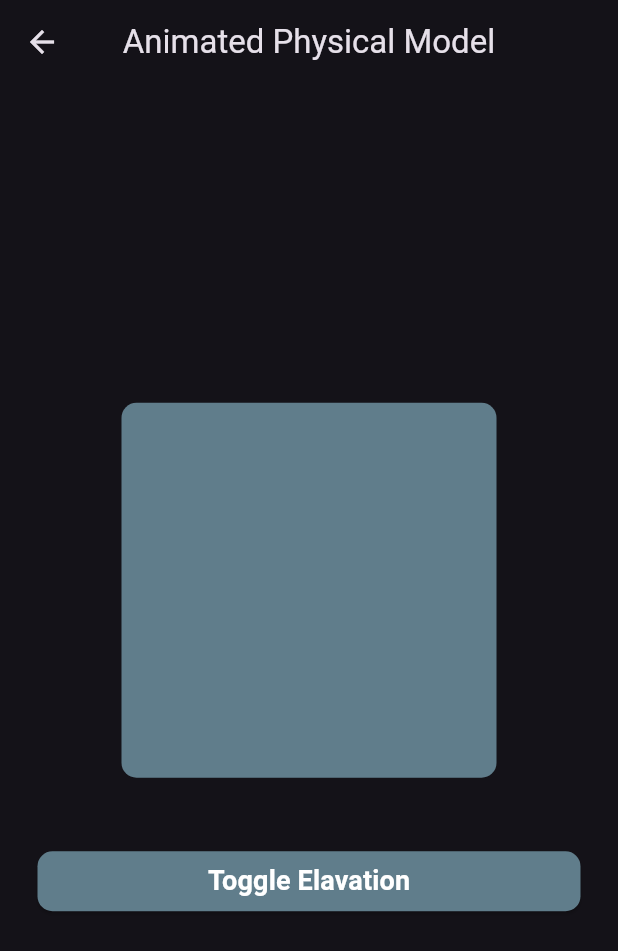
After one commit to PAIshanMadusha/flutter-animations, a Flutter app: the screen it shows after launch, after a tap on "Animated Physical Model", on a phone screen of 412 x 824 dp. The commit adds this screen. Shown: the top 951 px of the screen. Run offline on Flutter 3.47's test engine with Material 3 defaults, Android fonts, the phone set to English and light mode, and no system bars.

Commit message:
Animated Physical Model Design

```diff
--- /dev/null
+++ b/lib/animations/implict_animations/custom_animated_physical_model.dart
@@ -0,0 +1,49 @@
+import 'package:flutter/material.dart';
+import 'package:flutter_animations/reusable_widgets.dart/custom_button.dart';
+
+class CustomAnimatedPhysicalModel extends StatefulWidget {
+  const CustomAnimatedPhysicalModel({super.key});
+
+  @override
+  State<CustomAnimatedPhysicalModel> createState() =>
+      _CustomAnimatedPhysicalModelState();
+}
+
+class _CustomAnimatedPhysicalModelState
+    extends State<CustomAnimatedPhysicalModel> {
+  bool _isFlat = true;
+  void _toggleElavation() {
+    setState(() {
+      _isFlat = !_isFlat;
+    });
+  }
+
+  @override
+  Widget build(BuildContext context) {
+    final double sizedBoxValue = 15;
+    return Scaffold(
+      appBar: AppBar(title: Text("Animated Physical Model"), centerTitle: true),
+      body: Padding(
+        padding: EdgeInsets.all(25),
+        child: Column(
+          mainAxisAlignment: MainAxisAlignment.center,
+          children: [
+            AnimatedPhysicalModel(
+              color: Colors.blueGrey,
+              shadowColor: Colors.white,
+              duration: Duration(seconds: 1),
+              elevation: _isFlat ? 0 : 20,
+              borderRadius: BorderRadius.circular(_isFlat ? 10 : 25),
+              child: SizedBox(
+                height: 250,
+                width: 250,
+              ),
+            ),
+            SizedBox(height: sizedBoxValue * 3),
+            CustomButton(text: "Toggle Elavation", onTap: _toggleElavation),
+          ],
+        ),
+      ),
+    );
+  }
+}
--- a/lib/main/home_page.dart
+++ b/lib/main/home_page.dart
@@ -1,4 +1,5 @@
 import 'package:flutter/material.dart';
+import 'package:flutter_animations/animations/implict_animations/custom_animated_physical_model.dart';
 import 'package:flutter_animations/reusable_widgets.dart/custom_button.dart';
 import 'package:flutter_animations/animations/implict_animations/custom_animated_box.dart';
 import 'package:flutter_animations/animations/implict_animations/custom_animated_button.dart';
@@ -102,6 +103,18 @@ class HomePage extends StatelessWidget {
                   );
                 },
               ),
+              SizedBox(height: sizedBoxValue),
+              CustomButton(
+                text: "Animated Physical Model",
+                onTap: () {
+                  Navigator.push(
+                    context,
+                    MaterialPageRoute(
+                      builder: (context) => CustomAnimatedPhysicalModel(),
+                    ),
+                  );
+                },
+              ),
             ],
           ),
         ),
```
